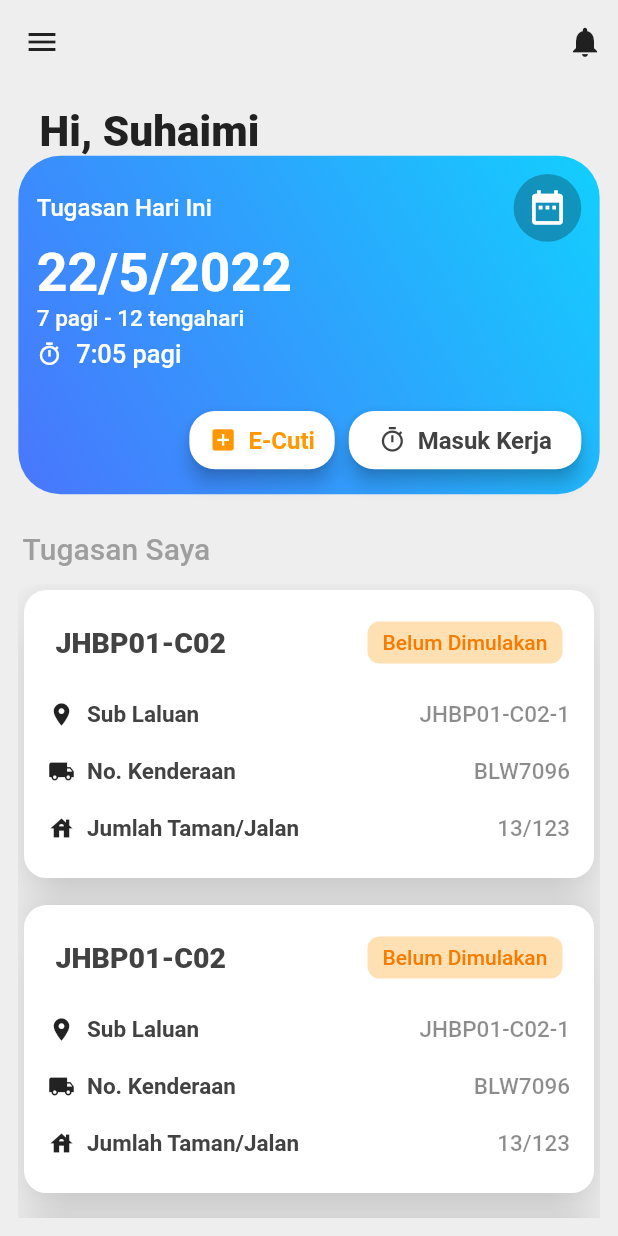
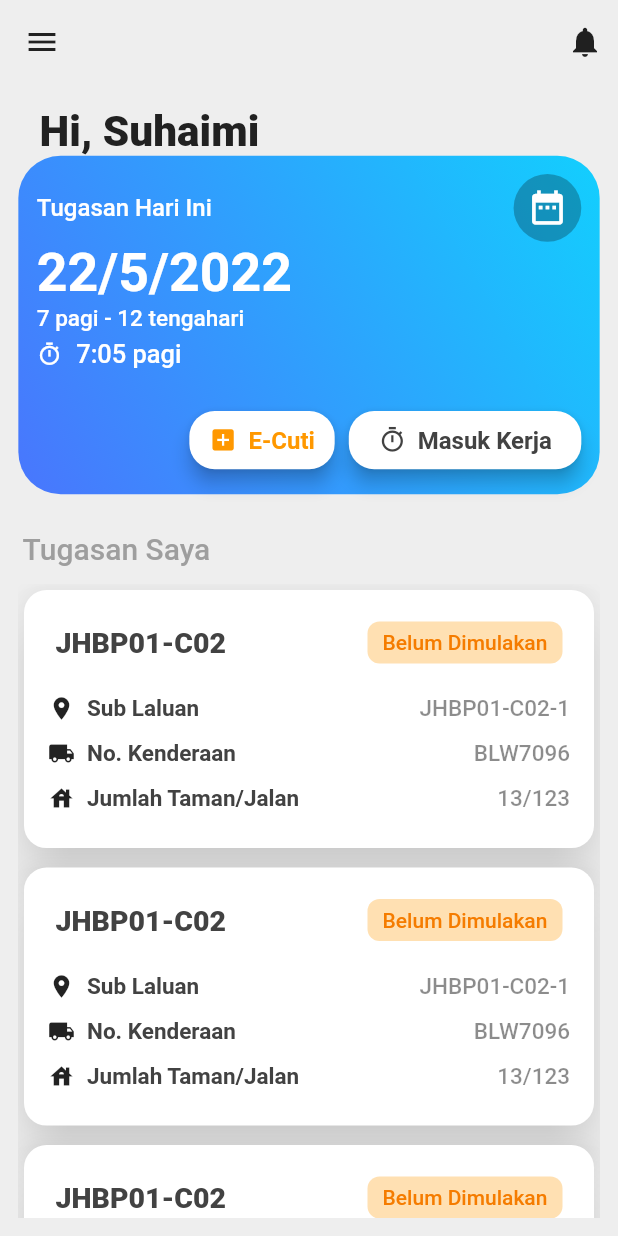
Before and after one commit to SahanahPandu/iWork, a Flutter app: the screen it shows after launch, on a phone screen of 412 x 824 dp. Run offline on Flutter 3.47's test engine with Material 2 defaults, Android fonts, the phone set to English and light mode, and no system bars.

Commit message:
resizing list card for Tugasan Saya  and change padding to fit the card

```diff
--- a/lib/widgets/cards/my_task/my_task_card.dart
+++ b/lib/widgets/cards/my_task/my_task_card.dart
@@ -15,9 +15,9 @@ class _MyTaskCardState extends State<MyTaskCard> {
   @override
   Widget build(BuildContext context) {
     return Padding(
-      padding: const EdgeInsets.only(bottom: 10),
+      padding: const EdgeInsets.only(bottom: 5),
       child: SizedBox(
-        height: 200,
+        height: 180,
         child: Card(
           //Tugasan Card
           shape: RoundedRectangleBorder(
--- a/lib/widgets/cards/my_task/pra/pra_my_task_list_details.dart
+++ b/lib/widgets/cards/my_task/pra/pra_my_task_list_details.dart
@@ -49,7 +49,7 @@ class _PraMyTaskListDetailsState extends State<PraMyTaskListDetails> {
         ),
         //Sub Laluan
         Padding(
-          padding: const EdgeInsets.all(10),
+          padding: const EdgeInsets.symmetric(horizontal: 10, vertical: 6),
           child: Row(
             mainAxisAlignment: MainAxisAlignment.spaceBetween,
             children: [
@@ -85,7 +85,7 @@ class _PraMyTaskListDetailsState extends State<PraMyTaskListDetails> {
         ),
         //No Kenderaan
         Padding(
-          padding: const EdgeInsets.all(10),
+          padding: const EdgeInsets.symmetric(horizontal: 10, vertical: 6),
           child: Row(
             mainAxisAlignment: MainAxisAlignment.spaceBetween,
             children: [
@@ -121,7 +121,7 @@ class _PraMyTaskListDetailsState extends State<PraMyTaskListDetails> {
         ),
         //Jumlah Taman/Jalan
         Padding(
-          padding: const EdgeInsets.all(10),
+          padding: const EdgeInsets.symmetric(horizontal: 10, vertical: 6),
           child: Row(
             mainAxisAlignment: MainAxisAlignment.spaceBetween,
             children: [
```
